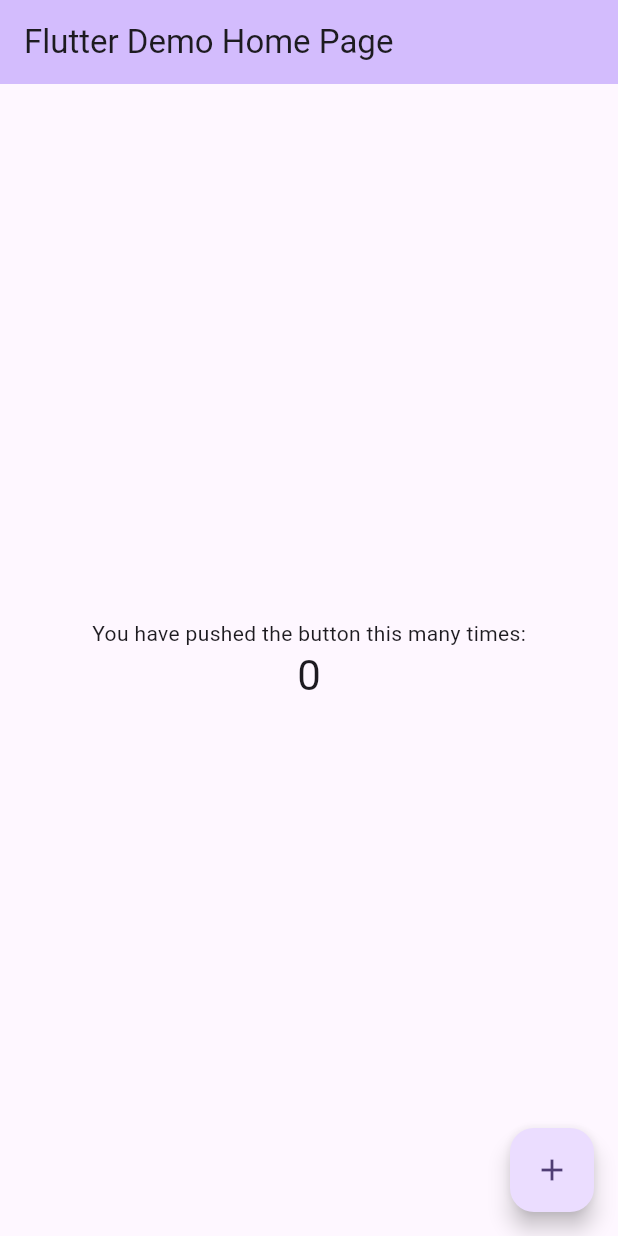
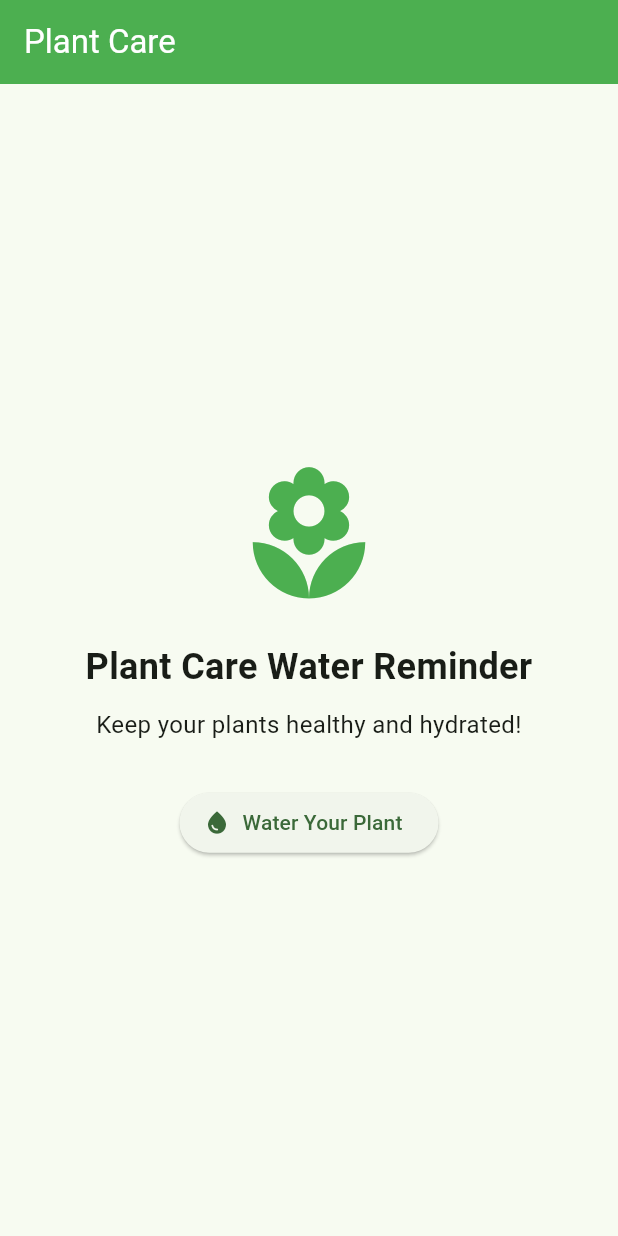
Before and after one commit to tadakaradhika2-art/plant-care-water-reminder, a Flutter app: the screen it shows after launch, on a phone screen of 412 x 824 dp. Run offline on Flutter 3.47's test engine with Material 3 defaults, Android fonts, the phone set to English and light mode, and no system bars.

Commit message:
Experiment 1: Create initial plant care screen

```diff
--- a/lib/main.dart
+++ b/lib/main.dart
@@ -1,122 +1,79 @@
+
 import 'package:flutter/material.dart';
 
 void main() {
-  runApp(const MyApp());
+  runApp(const PlantCareApp());
 }
 
-class MyApp extends StatelessWidget {
-  const MyApp({super.key});
+class PlantCareApp extends StatelessWidget {
+  const PlantCareApp({super.key});
 
-  // This widget is the root of your application.
   @override
   Widget build(BuildContext context) {
     return MaterialApp(
-      title: 'Flutter Demo',
+      debugShowCheckedModeBanner: false,
+      title: 'Plant Care Water Reminder',
       theme: ThemeData(
-        // This is the theme of your application.
-        //
-        // TRY THIS: Try running your application with "flutter run". You'll see
-        // the application has a purple toolbar. Then, without quitting the app,
-        // try changing the seedColor in the colorScheme below to Colors.green
-        // and then invoke "hot reload" (save your changes or press the "hot
-        // reload" button in a Flutter-supported IDE, or press "r" if you used
-        // the command line to start the app).
-        //
-        // Notice that the counter didn't reset back to zero; the application
-        // state is not lost during the reload. To reset the state, use hot
-        // restart instead.
-        //
-        // This works for code too, not just values: Most code changes can be
-        // tested with just a hot reload.
-        colorScheme: .fromSeed(seedColor: Colors.deepPurple),
+        colorScheme: ColorScheme.fromSeed(
+          seedColor: Colors.green,
+        ),
+        useMaterial3: true,
       ),
-      home: const MyHomePage(title: 'Flutter Demo Home Page'),
+      home: const HomeScreen(),
     );
   }
 }
 
-class MyHomePage extends StatefulWidget {
-  const MyHomePage({super.key, required this.title});
-
-  // This widget is the home page of your application. It is stateful, meaning
-  // that it has a State object (defined below) that contains fields that affect
-  // how it looks.
-
-  // This class is the configuration for the state. It holds the values (in this
-  // case the title) provided by the parent (in this case the App widget) and
-  // used by the build method of the State. Fields in a Widget subclass are
-  // always marked "final".
-
-  final String title;
-
-  @override
-  State<MyHomePage> createState() => _MyHomePageState();
-}
-
-class _MyHomePageState extends State<MyHomePage> {
-  int _counter = 0;
-
-  void _incrementCounter() {
-    setState(() {
-      // This call to setState tells the Flutter framework that something has
-      // changed in this State, which causes it to rerun the build method below
-      // so that the display can reflect the updated values. If we changed
-      // _counter without calling setState(), then the build method would not be
-      // called again, and so nothing would appear to happen.
-      _counter++;
-    });
-  }
+class HomeScreen extends StatelessWidget {
+  const HomeScreen({super.key});
 
   @override
   Widget build(BuildContext context) {
-    // This method is rerun every time setState is called, for instance as done
-    // by the _incrementCounter method above.
-    //
-    // The Flutter framework has been optimized to make rerunning build methods
-    // fast, so that you can just rebuild anything that needs updating rather
-    // than having to individually change instances of widgets.
     return Scaffold(
       appBar: AppBar(
-        // TRY THIS: Try changing the color here to a specific color (to
-        // Colors.amber, perhaps?) and trigger a hot reload to see the AppBar
-        // change color while the other colors stay the same.
-        backgroundColor: Theme.of(context).colorScheme.inversePrimary,
-        // Here we take the value from the MyHomePage object that was created by
-        // the App.build method, and use it to set our appbar title.
-        title: Text(widget.title),
+        title: const Text('Plant Care'),
+        backgroundColor: Colors.green,
+        foregroundColor: Colors.white,
       ),
       body: Center(
-        // Center is a layout widget. It takes a single child and positions it
-        // in the middle of the parent.
         child: Column(
-          // Column is also a layout widget. It takes a list of children and
-          // arranges them vertically. By default, it sizes itself to fit its
-          // children horizontally, and tries to be as tall as its parent.
-          //
-          // Column has various properties to control how it sizes itself and
-          // how it positions its children. Here we use mainAxisAlignment to
-          // center the children vertically; the main axis here is the vertical
-          // axis because Columns are vertical (the cross axis would be
-          // horizontal).
-          //
-          // TRY THIS: Invoke "debug painting" (choose the "Toggle Debug Paint"
-          // action in the IDE, or press "p" in the console), to see the
-          // wireframe for each widget.
-          mainAxisAlignment: .center,
+          mainAxisAlignment: MainAxisAlignment.center,
           children: [
-            const Text('You have pushed the button this many times:'),
-            Text(
-              '$_counter',
-              style: Theme.of(context).textTheme.headlineMedium,
+            const Icon(
+              Icons.local_florist,
+              size: 100,
+              color: Colors.green,
+            ),
+            const SizedBox(height: 20),
+            const Text(
+              'Plant Care Water Reminder',
+              textAlign: TextAlign.center,
+              style: TextStyle(
+                fontSize: 24,
+                fontWeight: FontWeight.bold,
+              ),
+            ),
+            const SizedBox(height: 10),
+            const Text(
+              'Keep your plants healthy and hydrated!',
+              textAlign: TextAlign.center,
+              style: TextStyle(fontSize: 16),
+            ),
+            const SizedBox(height: 30),
+            ElevatedButton.icon(
+              onPressed: () {
+                ScaffoldMessenger.of(context).showSnackBar(
+                  const SnackBar(
+                    content: Text('Your plants will thank you!'),
+                  ),
+                );
+              },
+              icon: const Icon(Icons.water_drop),
+              label: const Text('Water Your Plant'),
             ),
           ],
         ),
       ),
-      floatingActionButton: FloatingActionButton(
-        onPressed: _incrementCounter,
-        tooltip: 'Increment',
-        child: const Icon(Icons.add),
-      ),
     );
   }
 }
```
